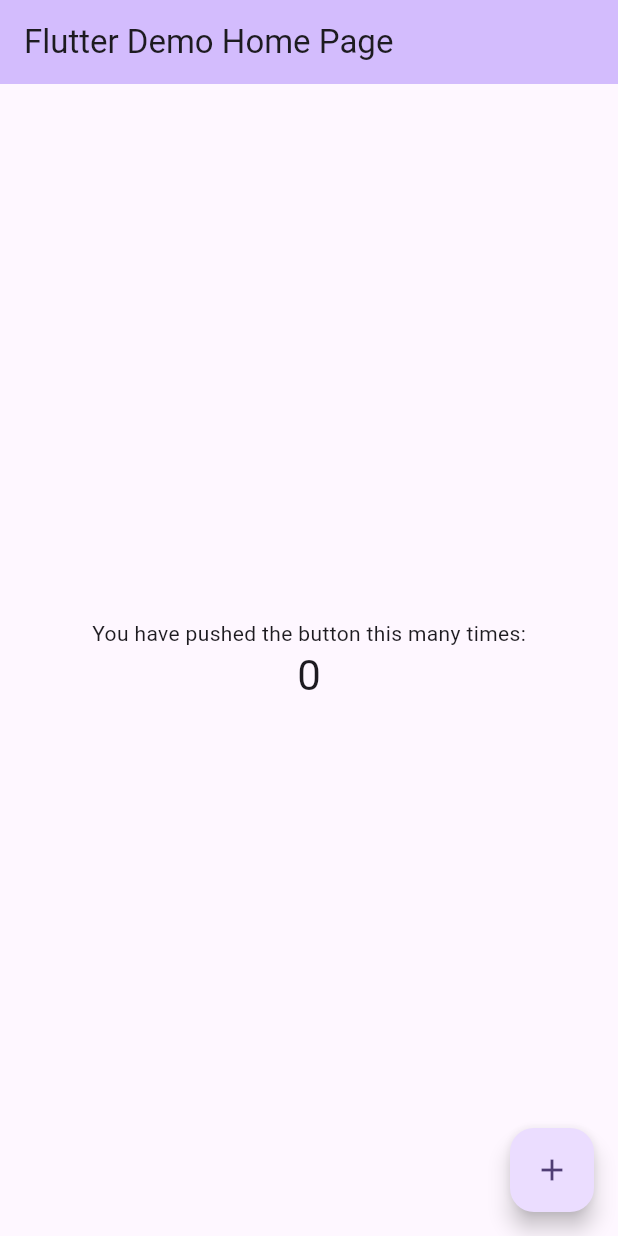
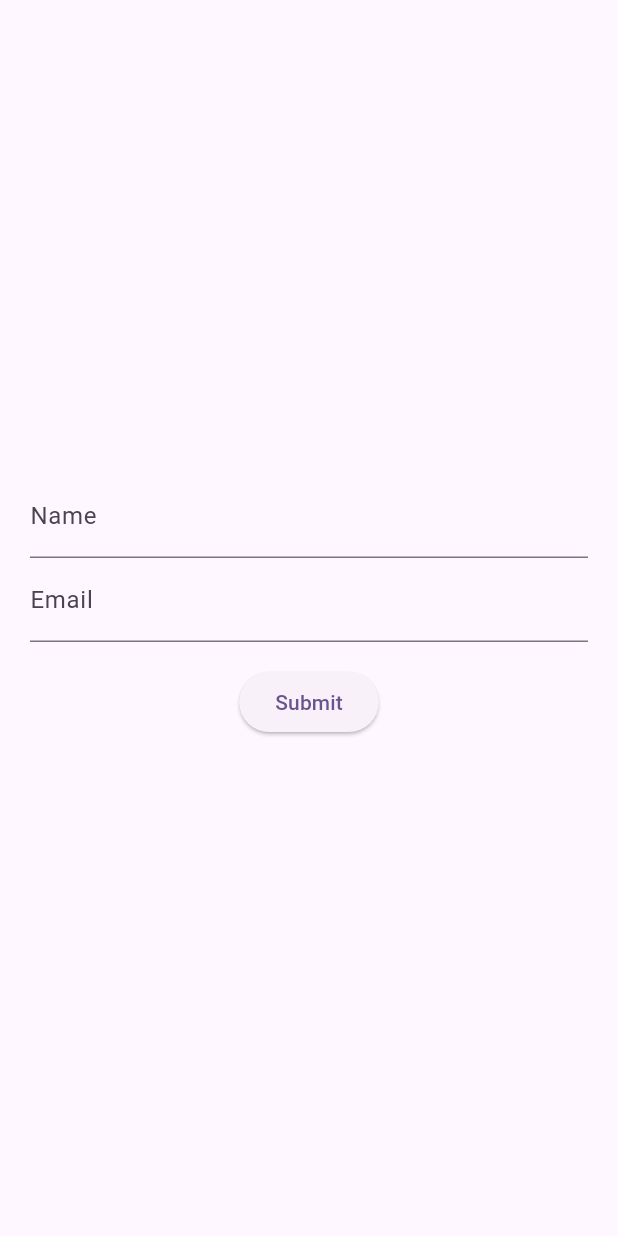
Before and after one commit to CSMorganDev/class-question-queue, a Flutter app: the screen it shows after launch, on a phone screen of 412 x 824 dp. Run offline on Flutter 3.47's test engine with Material 3 defaults, Android fonts, the phone set to English and light mode, and no system bars.

Commit message:
Added form to main page

```diff
--- a/lib/main.dart
+++ b/lib/main.dart
@@ -32,6 +32,7 @@
         useMaterial3: true,
       ),
       home: const MyHomePage(title: 'Flutter Demo Home Page'),
+      debugShowCheckedModeBanner: false,
     );
   }
 }
@@ -55,18 +56,9 @@
 }
 
 class _MyHomePageState extends State<MyHomePage> {
-  int _counter = 0;
-
-  void _incrementCounter() {
-    setState(() {
-      // This call to setState tells the Flutter framework that something has
-      // changed in this State, which causes it to rerun the build method below
-      // so that the display can reflect the updated values. If we changed
-      // _counter without calling setState(), then the build method would not be
-      // called again, and so nothing would appear to happen.
-      _counter++;
-    });
-  }
+  final _formKey = GlobalKey<FormState>();
+  final TextEditingController _nameController = TextEditingController();
+  final TextEditingController _emailController = TextEditingController();
 
   @override
   Widget build(BuildContext context) {
@@ -77,49 +69,55 @@
     // fast, so that you can just rebuild anything that needs updating rather
     // than having to individually change instances of widgets.
     return Scaffold(
-      appBar: AppBar(
-        // TRY THIS: Try changing the color here to a specific color (to
-        // Colors.amber, perhaps?) and trigger a hot reload to see the AppBar
-        // change color while the other colors stay the same.
-        backgroundColor: Theme.of(context).colorScheme.inversePrimary,
-        // Here we take the value from the MyHomePage object that was created by
-        // the App.build method, and use it to set our appbar title.
-        title: Text(widget.title),
-      ),
-      body: Center(
-        // Center is a layout widget. It takes a single child and positions it
-        // in the middle of the parent.
+      body: Padding(
+        padding: const EdgeInsets.all(20.0),
+        child: Form(
+          key: _formKey,
           child: Column(
-          // Column is also a layout widget. It takes a list of children and
-          // arranges them vertically. By default, it sizes itself to fit its
-          // children horizontally, and tries to be as tall as its parent.
-          //
-          // Column has various properties to control how it sizes itself and
-          // how it positions its children. Here we use mainAxisAlignment to
-          // center the children vertically; the main axis here is the vertical
-          // axis because Columns are vertical (the cross axis would be
-          // horizontal).
-          //
-          // TRY THIS: Invoke "debug painting" (choose the "Toggle Debug Paint"
-          // action in the IDE, or press "p" in the console), to see the
-          // wireframe for each widget.
+            crossAxisAlignment: CrossAxisAlignment.center,
             mainAxisAlignment: MainAxisAlignment.center,
             children: <Widget>[
-            const Text(
-              'You have pushed the button this many times:',
+              TextFormField(
+                controller: _nameController,
+                decoration: const InputDecoration(labelText: 'Name'),
+                validator: (value) {
+                  if (value!.isEmpty) {
+                    return 'Please enter your name';
+                  }
+                  return null;
+                },
               ),
-            Text(
-              '$_counter',
-              style: Theme.of(context).textTheme.headlineMedium,
+              TextFormField(
+                controller: _emailController,
+                decoration: const InputDecoration(labelText: 'Email'),
+                validator: (value) {
+                  if (value!.isEmpty) {
+                    return 'Please enter your email';
+                  }
+                  // You can add more complex validation logic here
+                  return null;
+                },
+              ),
+              Padding(
+                padding: const EdgeInsets.symmetric(vertical: 16.0),
+                child: ElevatedButton(
+                  onPressed: () {
+                    if (_formKey.currentState!.validate()) {
+                      // Process the form data here
+                      String name = _nameController.text;
+                      String email = _emailController.text;
+                      // For now, just print the data
+                      print('Name: $name');
+                      print('Email: $email');
+                    }
+                  },
+                  child: const Text('Submit'),
+                ),
               ),
             ],
           ),
         ),
-      floatingActionButton: FloatingActionButton(
-        onPressed: _incrementCounter,
-        tooltip: 'Increment',
-        child: const Icon(Icons.add),
-      ), // This trailing comma makes auto-formatting nicer for build methods.
+      ),
     );
   }
 }
--- a/pubspec.yaml
+++ b/pubspec.yaml
@@ -1,5 +1,5 @@
 name: class_question_queue
-description: "A new Flutter project."
+description: "Class Question Queue"
 # The following line prevents the package from being accidentally published to
 # pub.dev using `flutter pub publish`. This is preferred for private packages.
 publish_to: 'none' # Remove this line if you wish to publish to pub.dev
```
Also changed, not shown: 1 other file. Lines whose indentation alone changed are shown as unchanged.
